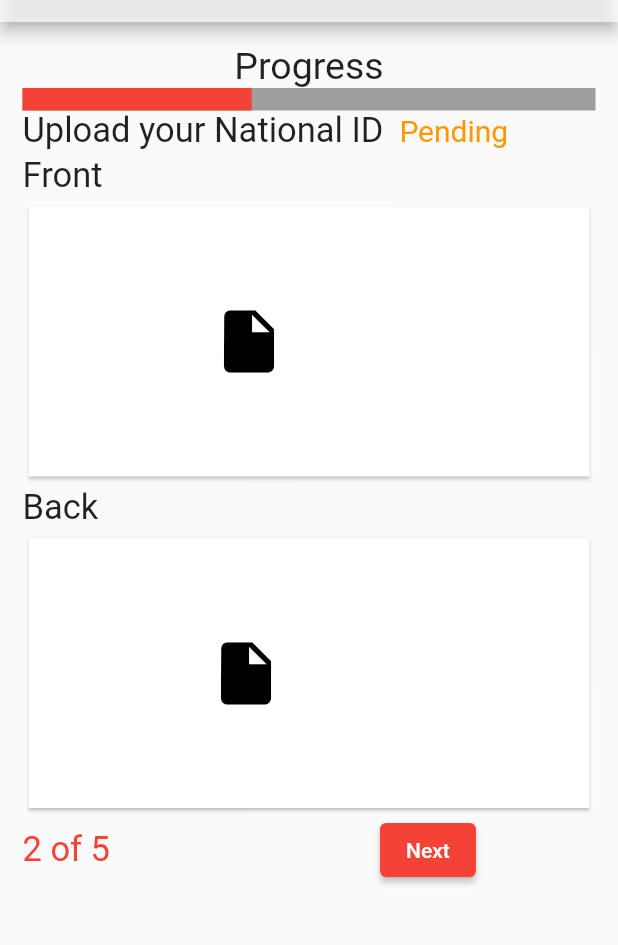
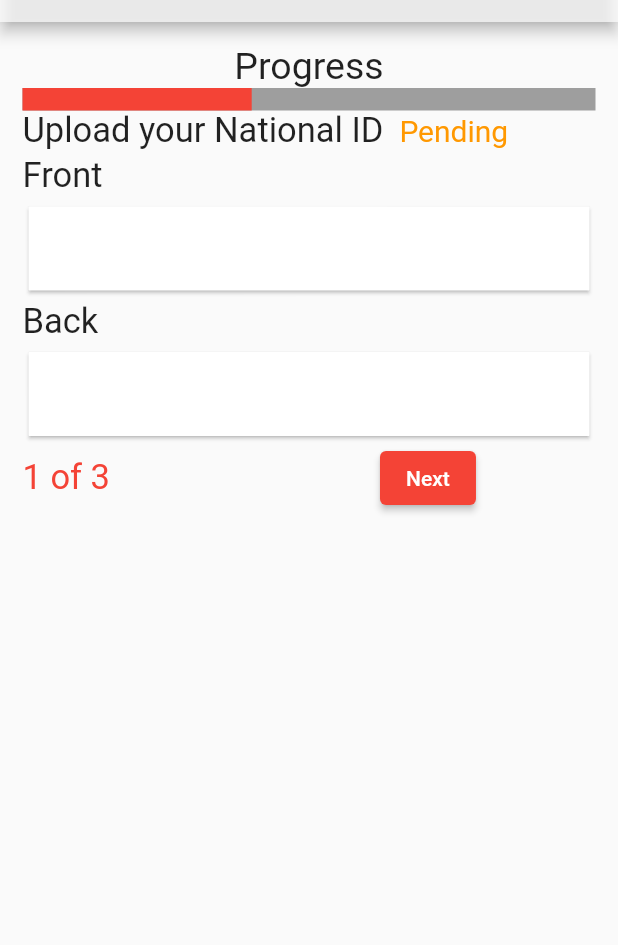
Before and after one commit to wampet/CHAPCHAP-KYC-frontend, a Flutter app: the National_id screen opened by its route, on a phone screen of 412 x 824 dp, the part 62-1007 px from its top. Run offline on Flutter 3.47's test engine with Material 2 defaults, Android fonts, the light colour scheme and no system bars; our stand-ins replace material_design_icons_flutter.

Commit message:
File Changes

```diff
--- a/lib/pages/final_page.dart
+++ b/lib/pages/final_page.dart
@@ -1,9 +1,5 @@
 import 'package:chapchap_kyc_frontend/kyc_icons_icons.dart';
 import 'package:flutter/material.dart';
-
-
-
-
 
 class FinalScreen extends StatefulWidget {
   const FinalScreen({Key? key}) : super(key: key);
--- a/lib/pages/individual_nationalid.dart
+++ b/lib/pages/individual_nationalid.dart
@@ -65,34 +65,11 @@ class National_id extends StatelessWidget {
 
               shape: RoundedRectangleBorder(
                   borderRadius: BorderRadius.circular(0.5)),
+              child: InkWell(
+               onTap: (){},
+               child: ListTile(),
+              ),
 
-              child: Center(
-
-                  child: Row(
-                children: [
-                  SizedBox(
-                    width: 122,
-                    height: 180,
-                    child: GestureDetector(
-                      onTap: () {
-                        print('object');
-                      },
-                    ),
-                  ),
-                  Icon(Icons.insert_drive_file, size: 50, color: Colors.black),
-                  SizedBox(
-                    width: 150,
-                    height: 140,
-                    child: GestureDetector(
-                      onTap: () {
-                        print('object');
-                      },
-                    ),
-                  ),
-                ],
-              )
-
-                  ),
             ),
 
             SizedBox(height: 3),
@@ -104,42 +81,17 @@ class National_id extends StatelessWidget {
             ),
 
             Card(
-
-
               shape: RoundedRectangleBorder(
                   borderRadius: BorderRadius.circular(0.5)),
+              child: InkWell(
+               onTap: (){},
+               child: ListTile(),
+              ),
 
-              child: Center(
-
-                  child: Row(
-                children: [
-                  SizedBox(
-                    width: 120,
-                    height: 180,
-                    child: GestureDetector(
-                      onTap: () {
-                        print('object');
-                      },
-                    ),
-                  ),
-                  Icon(Icons.insert_drive_file, size: 50, color: Colors.black),
-                  SizedBox(
-                    width: 150,
-                    height: 140,
-                    child: GestureDetector(
-                      onTap: () {
-                        print('object');
-                      },
-                    ),
-                  ),
-                ],
-              )
-
-                  ),
             ),
             Row(
               children: [
-                Text('2 of 5',
+                Text('1 of 3',
                     style: TextStyle(fontSize: 23, color: Colors.red)),
 
                 SizedBox(
@@ -147,8 +99,7 @@ class National_id extends StatelessWidget {
                 ),
                 ElevatedButton(
                   onPressed: () {
-                    Navigator.push(context,
-                        MaterialPageRoute(builder: (context) => n_id()));
+                    Navigator.pushNamed(context, '/selfieUpload');
                   },
                   child: Text('Next'),
                   style: ElevatedButton.styleFrom(primary: Colors.red),
```
Also changed, not shown: lib/main.dart (+22 -26 lines), lib/pages/business_location.dart (+11 -8 lines), lib/pages/cards.dart (added, +128 -0 lines), lib/pages/cards_page.dart (+23 -8 lines), lib/pages/individual_location.dart (renamed from lib/pages/upload_location.dart, +10 -6 lines), lib/pages/individual_selfie.dart (+5 -3 lines), lib/pages/lc1_letter.dart (+8 -29 lines), lib/pages/registered_nationalid.dart (+4 -22 lines), lib/pages/select_user.dart (+20 -13 lines), lib/pages/upload_certificate.dart (+25 -26 lines).
